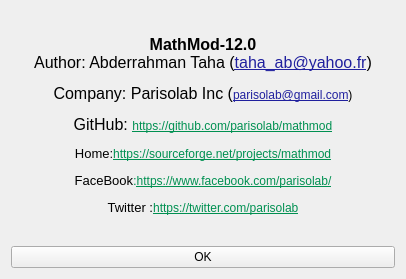
Old version of the form ui_forms/about.ui in the repository parisolab/mathmod.
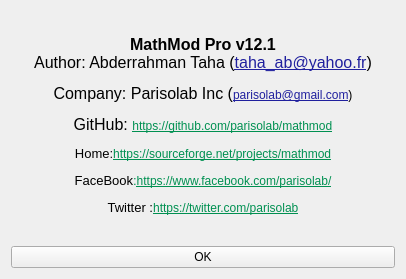
New version of the form.

```diff
--- a/ui_forms/about.ui
+++ b/ui_forms/about.ui
@@ -27,7 +27,7 @@
       <font/>
      </property>
      <property name="text">
-      <string>&lt;html&gt;&lt;head/&gt;&lt;body&gt;&lt;p align=&quot;center&quot;&gt;&lt;span style=&quot; font-size:12pt; font-weight:600;&quot;&gt;MathMod-12.0&lt;/span&gt;&lt;br/&gt;&lt;span style=&quot; font-size:12pt;&quot;&gt;Author: Abderrahman Taha (&lt;/span&gt;&lt;a href=&quot;taha_ab@yahoo.fr&quot;&gt;&lt;span style=&quot; font-size:12pt; text-decoration: underline; color:#20209e;&quot;&gt;taha_ab@yahoo.fr&lt;/span&gt;&lt;/a&gt;&lt;span style=&quot; font-size:12pt;&quot;&gt;)&lt;/span&gt;&lt;/p&gt;&lt;p align=&quot;center&quot;&gt;&lt;span style=&quot; font-size:12pt;&quot;&gt;Company: Parisolab Inc (&lt;/span&gt;&lt;span style=&quot; text-decoration: underline; color:#20209e;&quot;&gt;parisolab@gmail.com&lt;/span&gt;)&lt;/p&gt;&lt;p align=&quot;center&quot;&gt;&lt;span style=&quot; font-size:12pt;&quot;&gt;GitHub: &lt;/span&gt;&lt;a href=&quot;https://github.com/parisolab/mathmod&quot;&gt;&lt;span style=&quot; text-decoration: underline; color:#009051;&quot;&gt;https://github.com/parisolab/mathmod&lt;/span&gt;&lt;/a&gt;&lt;/p&gt;&lt;p align=&quot;center&quot;&gt;&lt;span style=&quot; font-size:10pt;&quot;&gt;Home&lt;/span&gt;&lt;span style=&quot; font-size:10pt; color:#131313;&quot;&gt;:&lt;/span&gt;&lt;a href=&quot;https://sourceforge.net/projects/mathmod&quot;&gt;&lt;span style=&quot; text-decoration: underline; color:#009051;&quot;&gt;https://sourceforge.net/projects/mathmod&lt;/span&gt;&lt;/a&gt;&lt;/p&gt;&lt;p align=&quot;center&quot;&gt;&lt;span style=&quot; font-size:10pt;&quot;&gt;FaceBook&lt;/span&gt;&lt;span style=&quot; font-size:10pt; color:#009051;&quot;&gt;:&lt;/span&gt;&lt;a href=&quot;https://www.facebook.com/parisolab/&quot;&gt;&lt;span style=&quot; text-decoration: underline; color:#009051;&quot;&gt;https://www.facebook.com/parisolab/&lt;/span&gt;&lt;/a&gt;&lt;/p&gt;&lt;p align=&quot;center&quot;&gt;&lt;span style=&quot; font-size:10pt;&quot;&gt;Twitter :&lt;/span&gt;&lt;a href=&quot;https://twitter.com/parisolab&quot;&gt;&lt;span style=&quot; text-decoration: underline; color:#009051;&quot;&gt;https://twitter.com/parisolab&lt;/span&gt;&lt;/a&gt;&lt;/p&gt;&lt;/body&gt;&lt;/html&gt;</string>
+      <string>&lt;html&gt;&lt;head/&gt;&lt;body&gt;&lt;p align=&quot;center&quot;&gt;&lt;span style=&quot; font-size:12pt; font-weight:600;&quot;&gt;MathMod Pro v12.1&lt;/span&gt;&lt;br/&gt;&lt;span style=&quot; font-size:12pt;&quot;&gt;Author: Abderrahman Taha (&lt;/span&gt;&lt;a href=&quot;taha_ab@yahoo.fr&quot;&gt;&lt;span style=&quot; font-size:12pt; text-decoration: underline; color:#20209e;&quot;&gt;taha_ab@yahoo.fr&lt;/span&gt;&lt;/a&gt;&lt;span style=&quot; font-size:12pt;&quot;&gt;)&lt;/span&gt;&lt;/p&gt;&lt;p align=&quot;center&quot;&gt;&lt;span style=&quot; font-size:12pt;&quot;&gt;Company: Parisolab Inc (&lt;/span&gt;&lt;span style=&quot; text-decoration: underline; color:#20209e;&quot;&gt;parisolab@gmail.com&lt;/span&gt;)&lt;/p&gt;&lt;p align=&quot;center&quot;&gt;&lt;span style=&quot; font-size:12pt;&quot;&gt;GitHub: &lt;/span&gt;&lt;a href=&quot;https://github.com/parisolab/mathmod&quot;&gt;&lt;span style=&quot; text-decoration: underline; color:#009051;&quot;&gt;https://github.com/parisolab/mathmod&lt;/span&gt;&lt;/a&gt;&lt;/p&gt;&lt;p align=&quot;center&quot;&gt;&lt;span style=&quot; font-size:10pt;&quot;&gt;Home&lt;/span&gt;&lt;span style=&quot; font-size:10pt; color:#131313;&quot;&gt;:&lt;/span&gt;&lt;a href=&quot;https://sourceforge.net/projects/mathmod&quot;&gt;&lt;span style=&quot; text-decoration: underline; color:#009051;&quot;&gt;https://sourceforge.net/projects/mathmod&lt;/span&gt;&lt;/a&gt;&lt;/p&gt;&lt;p align=&quot;center&quot;&gt;&lt;span style=&quot; font-size:10pt;&quot;&gt;FaceBook&lt;/span&gt;&lt;span style=&quot; font-size:10pt; color:#009051;&quot;&gt;:&lt;/span&gt;&lt;a href=&quot;https://www.facebook.com/parisolab/&quot;&gt;&lt;span style=&quot; text-decoration: underline; color:#009051;&quot;&gt;https://www.facebook.com/parisolab/&lt;/span&gt;&lt;/a&gt;&lt;/p&gt;&lt;p align=&quot;center&quot;&gt;&lt;span style=&quot; font-size:10pt;&quot;&gt;Twitter :&lt;/span&gt;&lt;a href=&quot;https://twitter.com/parisolab&quot;&gt;&lt;span style=&quot; text-decoration: underline; color:#009051;&quot;&gt;https://twitter.com/parisolab&lt;/span&gt;&lt;/a&gt;&lt;/p&gt;&lt;/body&gt;&lt;/html&gt;</string>
      </property>
      <property name="wordWrap">
       <bool>false</bool>
```
